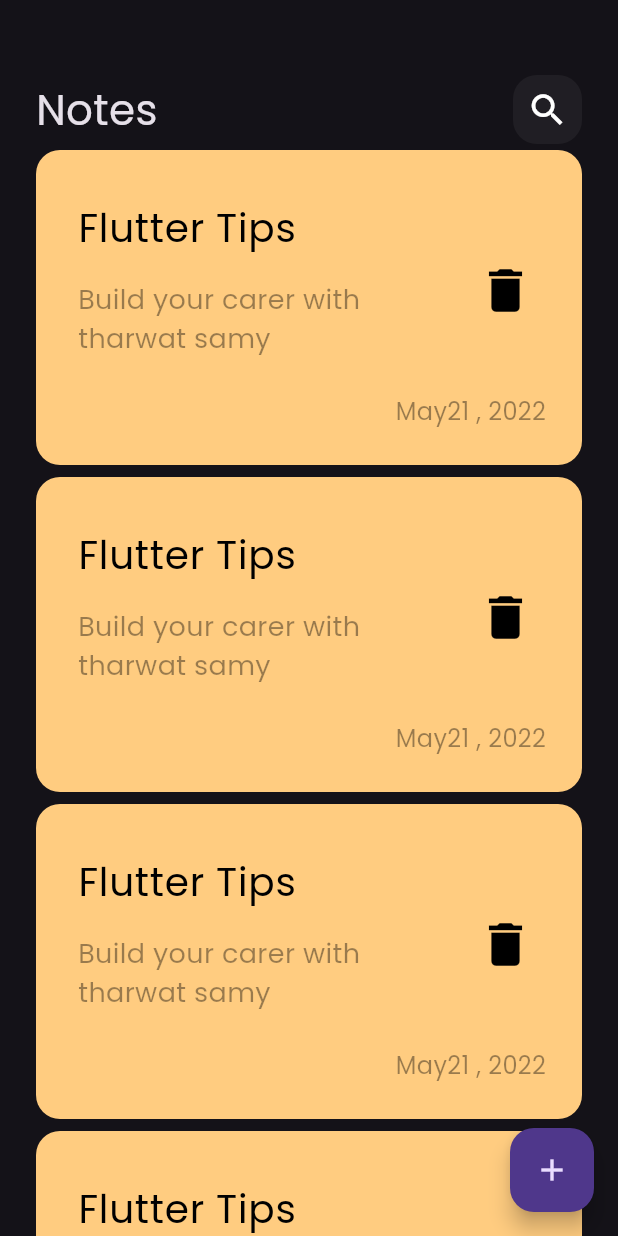
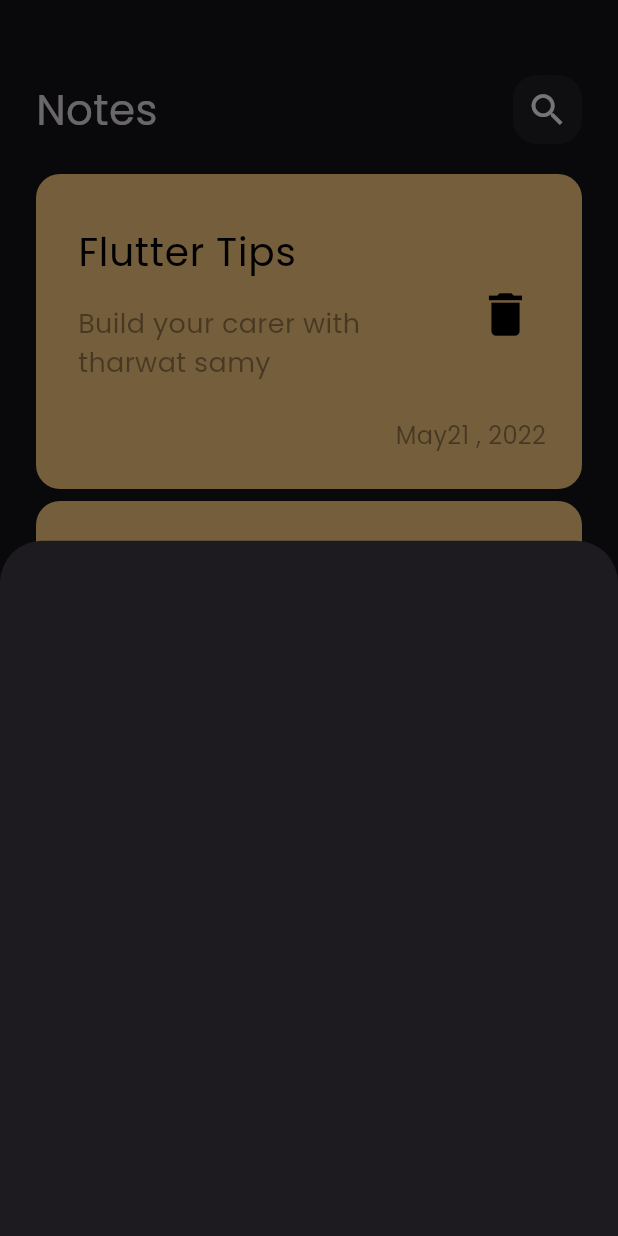
Before and after one commit to marselino74/Notes_app, a Flutter app: the screen it shows after launch, after a tap on the "add" icon, on a phone screen of 412 x 824 dp. Run offline on Flutter 3.47's test engine with Material 3 defaults, Android fonts, the phone set to English and light mode, and no system bars.

Commit message:
show model buttom sheet

```diff
--- a/lib/Views/Notes_view.dart
+++ b/lib/Views/Notes_view.dart
@@ -1,4 +1,5 @@
 import 'package:flutter/material.dart';
+import 'package:notes_app/Widgets/AddNoteButtomSheet.dart';
 import 'package:notes_app/Widgets/Notes_view_body.dart';
 
 class NotesView extends StatelessWidget {
@@ -8,7 +9,14 @@ class NotesView extends StatelessWidget {
   Widget build(BuildContext context) {
     return Scaffold(
       floatingActionButton: FloatingActionButton(
-        onPressed: () {},
+        onPressed: () {
+          showModalBottomSheet(
+              context: context,
+              builder: (context) {
+                return const AddNoteButtomSheet();
+              });
+        },
+        backgroundColor: Colors.blueAccent,
         child: const Icon(Icons.add),
       ),
       body: NotesViewBody(),
--- /dev/null
+++ b/lib/Widgets/AddNoteButtomSheet.dart
@@ -0,0 +1,10 @@
+import 'package:flutter/material.dart';
+
+class AddNoteButtomSheet extends StatelessWidget {
+  const AddNoteButtomSheet({super.key});
+
+  @override
+  Widget build(BuildContext context) {
+    return Container();
+  }
+}
--- a/lib/Widgets/Notes_listview.dart
+++ b/lib/Widgets/Notes_listview.dart
@@ -6,11 +6,16 @@ class NotesListView extends StatelessWidget {
 
   @override
   Widget build(BuildContext context) {
-    return ListView.builder(itemBuilder: (context, index) {
-      return const Padding(
-        padding: EdgeInsets.symmetric(vertical: 4.0),
-        child: NoteItem(),
-      );
-    });
+    return Padding(
+      padding: const EdgeInsets.symmetric(vertical: 16.0),
+      child: ListView.builder(
+          padding: EdgeInsets.zero,
+          itemBuilder: (context, index) {
+            return const Padding(
+              padding: EdgeInsets.symmetric(vertical: 4.0),
+              child: NoteItem(),
+            );
+          }),
+    );
   }
 }
```
